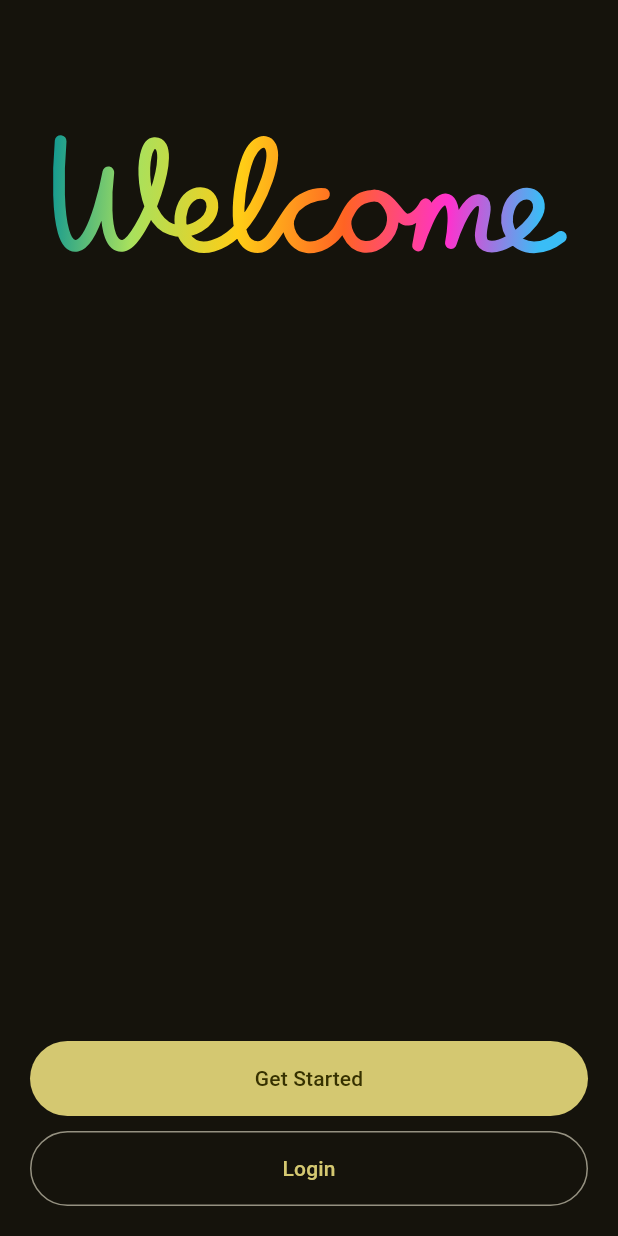
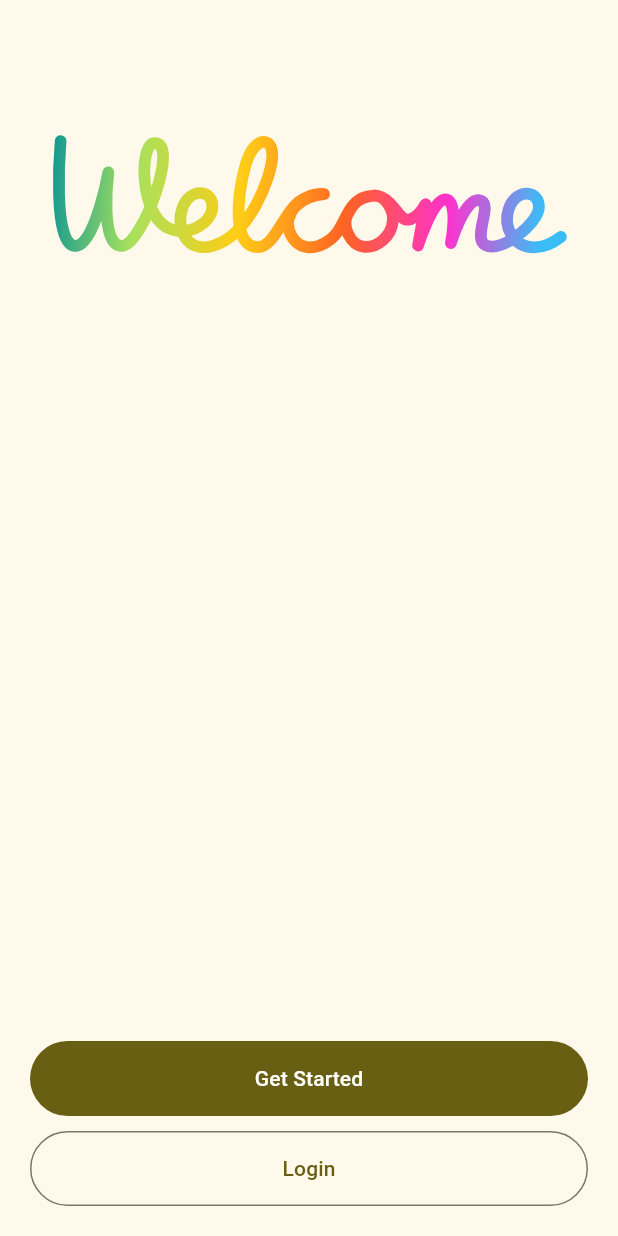
Before and after one commit to Asciugano/todo_app_flutter, a Flutter app: the screen it shows after launch, on a phone screen of 412 x 824 dp. Run offline on Flutter 3.47's test engine with Material 3 defaults, Android fonts, the light colour scheme and no system bars; our stand-ins replace lottie.

Commit message:
implementato il tema dell applicazione in base a quello del telefono

```diff
--- a/lib/main.dart
+++ b/lib/main.dart
@@ -5,16 +5,31 @@ void main() {
   runApp(const MyApp());
 }
 
-class MyApp extends StatelessWidget {
+class MyApp extends StatefulWidget {
   const MyApp({super.key});
 
+  @override
+  State<MyApp> createState() => _MyAppState();
+}
+
+class _MyAppState extends State<MyApp> {
   @override
   Widget build(BuildContext context) {
     return MaterialApp(
       debugShowCheckedModeBanner: false,
       theme: ThemeData(
-        colorScheme: ColorScheme.fromSeed(seedColor: Colors.yellow, brightness: Brightness.dark),
+        colorScheme: ColorScheme.fromSeed(
+          seedColor: Colors.yellow,
+          brightness: Brightness.light,
+        ),
       ),
+      darkTheme: ThemeData(
+        colorScheme: ColorScheme.fromSeed(
+          seedColor: Colors.yellow,
+          brightness: Brightness.dark,
+        ),
+      ),
+      themeMode: ThemeMode.system,
       home: WelcomePage(),
     );
   }
```
Also changed, not shown: 6 other files.
